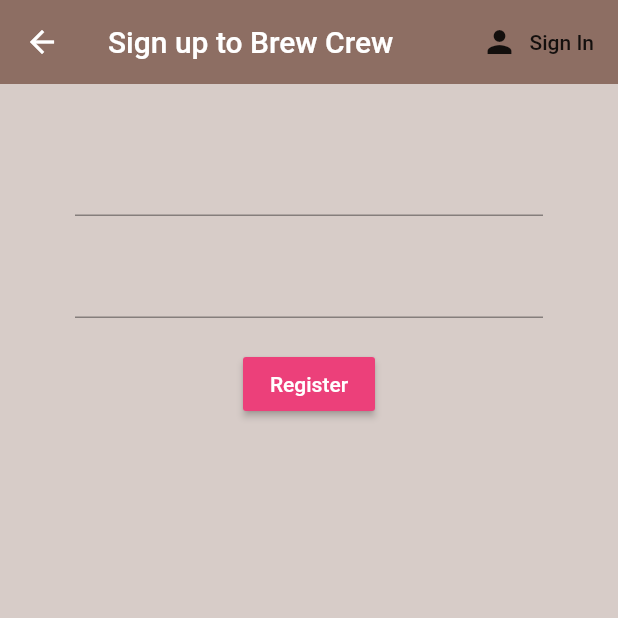
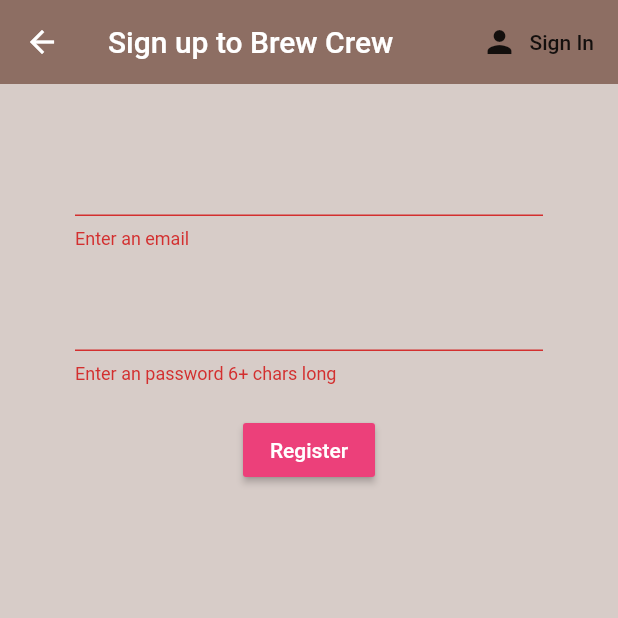
Before and after one commit to abraaolevi/flutter_brew_crew, a Flutter app: the Register screen opened directly, after a tap on "Register", on a phone screen of 412 x 824 dp, the top half of it. Run offline on Flutter 3.47's test engine with Material 2 defaults, Android fonts, the phone set to English and light mode, and no system bars; our stand-ins replace firebase_auth; accounts and stored records are empty.

Commit message:
Add Register Form Validation

```diff
--- a/lib/screens/authenticate/register.dart
+++ b/lib/screens/authenticate/register.dart
@@ -14,6 +14,7 @@ class Register extends StatefulWidget {
 class _RegisterState extends State<Register> {
 
   final AuthService _auth = AuthService();
+  final _formKey = GlobalKey<FormState>();
 
   // text field state
   String email = '';
@@ -40,10 +41,12 @@ class _RegisterState extends State<Register> {
       body: Container(
         padding: EdgeInsets.symmetric(vertical: 20.0, horizontal: 50.0),
         child: Form(
+          key: _formKey,
           child: Column(
             children: <Widget>[
               SizedBox(height: 20),
               TextFormField(
+                validator: (val) => val.isEmpty ? 'Enter an email' : null,
                 onChanged: (val) {
                   setState(() => email = val);
                 },
@@ -51,6 +54,7 @@ class _RegisterState extends State<Register> {
               SizedBox(height: 20),
               TextFormField(
                 obscureText: true,
+                validator: (val) => val.length < 6 ? 'Enter an password 6+ chars long' : null,
                 onChanged: (val) {
                   setState(() => password = val);
                 },
@@ -63,7 +67,9 @@ class _RegisterState extends State<Register> {
                   style: TextStyle(color: Colors.white),
                 ),
                 onPressed: () async {
+                  if (_formKey.currentState.validate()) {
 
+                  }
                 },
               )
             ],
```
